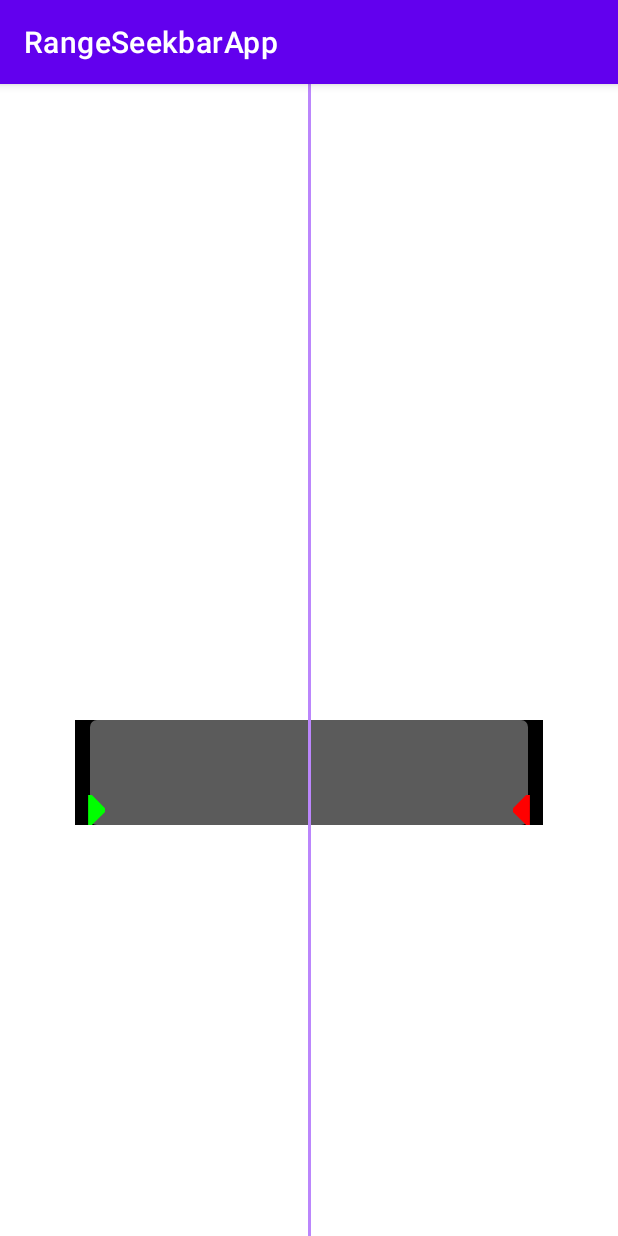
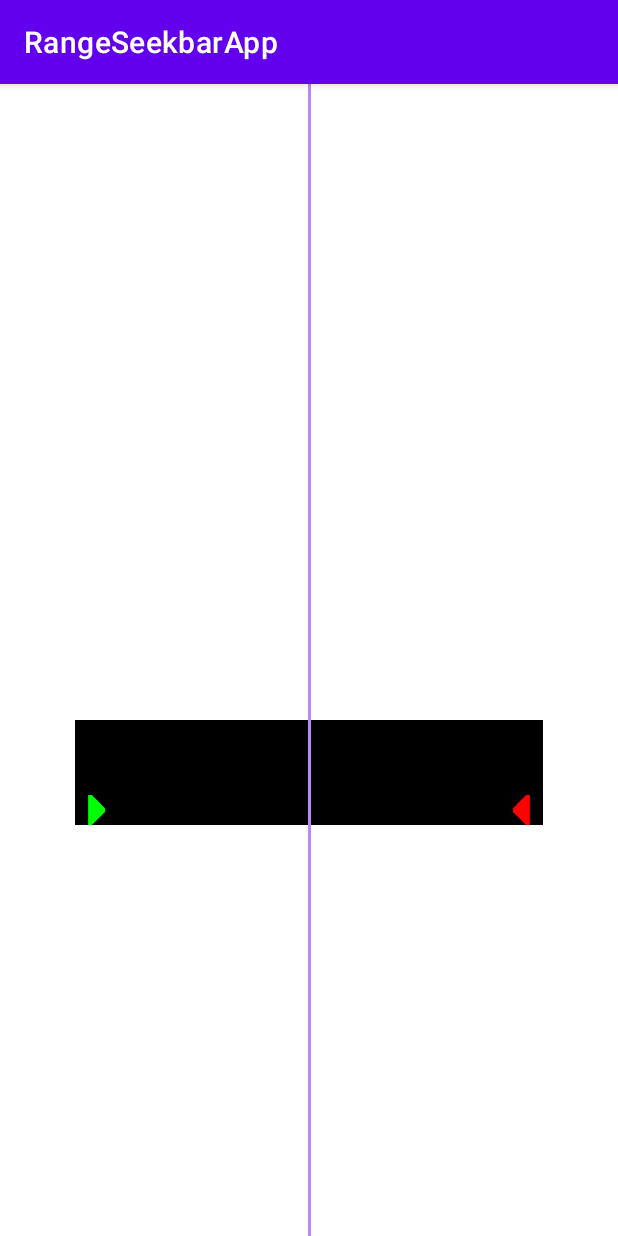
Before and after one commit to AvaneeshAsokan/RangeSeekbar, an Android app: the screen it shows after launch (MainActivity), on a phone screen of 412 x 824 dp. Run offline under Robolectric (Android 15) with nearby library versions, the phone set to English and light mode, and no system bars; 6 statements that could not run were skipped.

Commit message:
- Renamed attribute `barHeight` to `rangeTrackHeight` in `RangeSeekbarView`. - Introduced new attributes `barColor`, `trackColor`, and `barDrawable` for customizing the seek bar's appearance. - Updated `layout_main.xml` to use `rangeTrackHeight` and set `trackColor` to transparent. - Modified `RangeSeekbarView.kt` to use the new attributes and update drawing logic accordingly. - Adjusted `attrs.xml` to reflect the attribute name changes and additions.

```diff
--- a/library/src/main/java/com/laymanCodes/rangeSeekbar/bars/RangeSeekbarView.kt
+++ b/library/src/main/java/com/laymanCodes/rangeSeekbar/bars/RangeSeekbarView.kt
@@ -19,6 +19,7 @@ import android.util.Log
 import android.view.Gravity
 import android.view.MotionEvent
 import android.view.View
+import androidx.annotation.ColorInt
 import androidx.annotation.IntDef
 import androidx.core.content.withStyledAttributes
 import com.laymanCodes.rangeSeekbar.R
@@ -61,7 +62,7 @@ public class RangeSeekbarView : View {
     private fun initialize(context: Context, attrs: AttributeSet?) {
         this.cornerRadius = 5.px.toFloat()
         this.barPadding = 10.px.toFloat()
-        this.barHeight = 10.px
+        this.trackHeight = 10.px
         getAttributeFromXml(context, attrs)
         initSetup()
     }
@@ -74,6 +75,7 @@ public class RangeSeekbarView : View {
 
     private var leftThumbDrawable: Drawable? = null
     private var rightThumbDrawable: Drawable? = null
+    private var barDrawable: Drawable? = null
     private var leftThumbWidth: Int = 20.px
     private var rightThumbWidth: Int = 20.px
     private var leftThumbHeight: Int = 20.px
@@ -87,7 +89,9 @@ public class RangeSeekbarView : View {
 
     private var cornerRadius: Float = 20.px.toFloat()
     private var barPadding: Float = 10.px.toFloat()
-    private var barHeight: Int = 30.px
+    private var trackHeight: Int = 30.px
+    private var barColor: Int = Color.GRAY
+    private var trackColor: Int = Color.BLACK
     private var rangeMin: Int = 0               //  min range choose-able
     private var rangeMax: Int = 1000             //  max range choose-able
     private var chosenMin: Float = rangeMin.toFloat()        //  actual chosen min value
@@ -113,7 +117,7 @@ public class RangeSeekbarView : View {
     }
 
 
-    fun getBarHeight() = barHeight
+    fun getTrackHeight() = trackHeight
 
     fun getRangeMin() = rangeMin
 
@@ -135,8 +139,10 @@ public class RangeSeekbarView : View {
 
     fun getRThumbHeight() = rightThumbHeight
 
-    fun setBarHeight(newHeight: Int) {
-        barHeight = if (newHeight == -1){
+    fun getTrackColor() = trackColor
+
+    fun setTrackHeight(newHeight: Int) {
+        trackHeight = if (newHeight == -1){
             height
         } else {
             newHeight
@@ -185,17 +191,25 @@ public class RangeSeekbarView : View {
         rightThumbHeight = height
     }
 
+    fun setTrackColor(@ColorInt color: Int) {
+        trackColor = color
+    }
+
     private fun getAttributeFromXml(context: Context, attrs: AttributeSet?) {
         context.withStyledAttributes(attrs, R.styleable.RangeSeekbar) {
             leftThumbDrawable = getDrawable(R.styleable.RangeSeekbar_leftThumbDrawable)
             rightThumbDrawable = getDrawable(R.styleable.RangeSeekbar_rightThumbDrawable)
+            barDrawable = getDrawable(R.styleable.RangeSeekbar_barDrawable)
 
             leftThumbWidth = getDimensionPixelSize(R.styleable.RangeSeekbar_leftThumbWidth, 20.px)
             rightThumbWidth = getDimensionPixelSize(R.styleable.RangeSeekbar_rightThumbWidth, 20.px)
             leftThumbHeight = getDimensionPixelSize(R.styleable.RangeSeekbar_leftThumbHeight, 20.px)
             rightThumbHeight = getDimensionPixelSize(R.styleable.RangeSeekbar_rightThumbHeight, 20.px)
-            barHeight = getLayoutDimension(R.styleable.RangeSeekbar_barHeight, 20.px)
+
+            trackHeight = getLayoutDimension(R.styleable.RangeSeekbar_rangeTrackHeight, 20.px)
             barPadding = getDimensionPixelSize(R.styleable.RangeSeekbar_barPadding, 10.px).toFloat()
+            barColor = getColor(R.styleable.RangeSeekbar_barColor, Color.GRAY)
+            trackColor = getColor(R.styleable.RangeSeekbar_trackColor, Color.BLACK)
 
             gap = getDimensionPixelSize(R.styleable.RangeSeekbar_gap, 5.px)
 
@@ -220,18 +234,18 @@ public class RangeSeekbarView : View {
         barPaint.apply {
             style = Paint.Style.FILL
             isAntiAlias = true
-            color = context.getColor(R.color.track_gray)
+            color = trackColor
         }
 
-        if (barHeight == -1){
-            barHeight = height
+        if (trackHeight == -1){
+            trackHeight = height
         }
 
         barRect.apply {
             left = barPadding
-            top = (height - barHeight) * .5f
+            top = (height - trackHeight) * .5f
             right = width.toFloat() - barPadding
-            bottom = (barHeight + height) * .5f
+            bottom = (trackHeight + height) * .5f
         }
 
         drawTrack(canvas, barPaint, barRect)
--- a/rangeseekbarapp/src/main/res/layout/layout_main.xml
+++ b/rangeseekbarapp/src/main/res/layout/layout_main.xml
@@ -27,7 +27,8 @@
         android:layout_marginHorizontal="50dp"
         android:layout_marginTop="50dp"
         android:background="@color/black"
-        app:barHeight="match_parent"
+        app:trackColor="@android:color/transparent"
+        app:rangeTrackHeight="match_parent"
         app:barPadding="10dp"
         app:enablePushThumb="false"
         app:layout_constraintEnd_toEndOf="parent"
```
Also changed, not shown: library/src/main/res/values/attrs.xml (+7 -4 lines).
